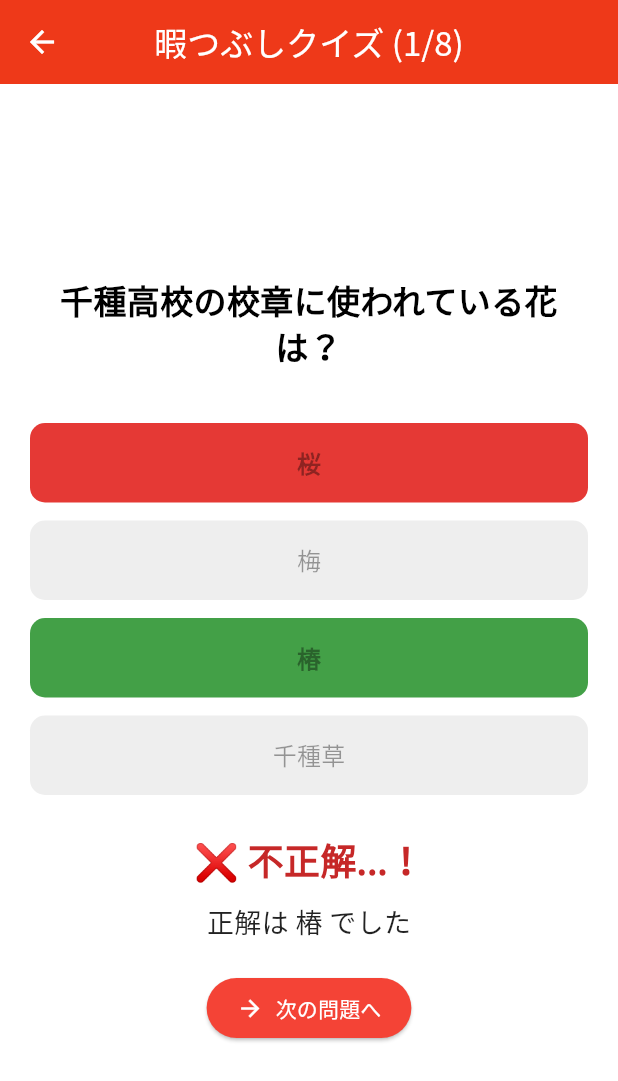
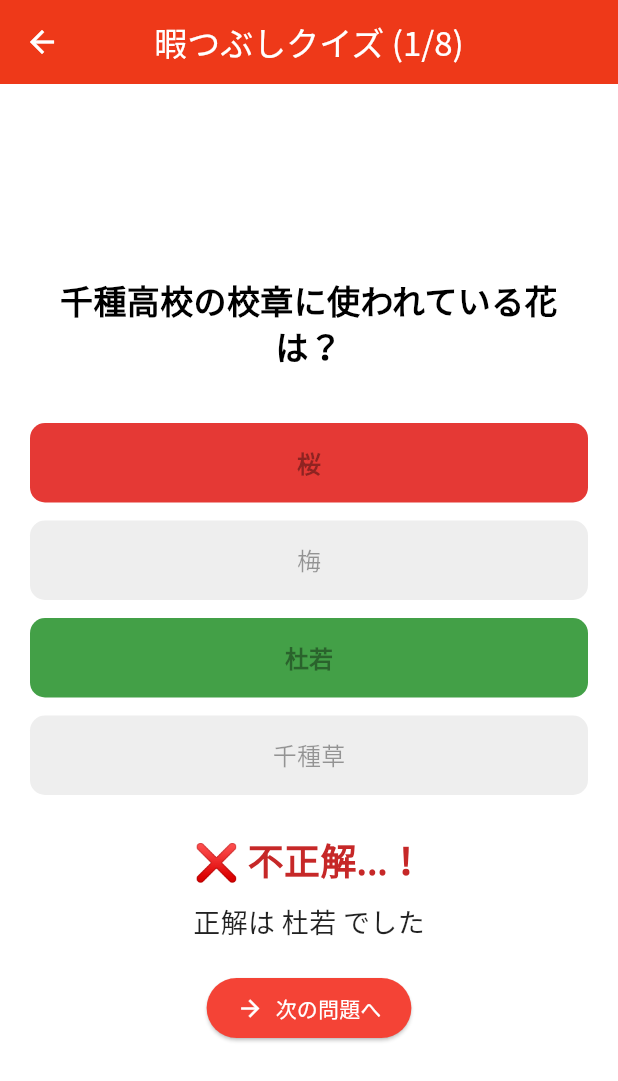
Before and after one commit to 1082108/cgsfes63-web, a Flutter app: the QuizPage screen opened by its route, after a tap on an icon or button, on a phone screen of 412 x 824 dp. Shown: the top 1081 px of the screen. Run offline on Flutter 3.47's test engine with Material 3 defaults, Android fonts, the light colour scheme and no system bars; our stand-ins replace audio_video_progress_bar, cloud_firestore, firebase_core, firebase_messaging, flutter_datetime_picker_plus, flutter_local_notifications and 5 more; missing offline and left inert: flutter_pdfview; accounts and stored records are empty.

Commit message:
Update quiz_data.dart

```diff
--- a/lib/data/quiz/quiz_data.dart
+++ b/lib/data/quiz/quiz_data.dart
@@ -1,7 +1,7 @@
 final quizList = [
   {
     'question': '千種高校の校章に使われている花は？',
-    'options': ['桜', '梅', '椿', '千種草'],
+    'options': ['桜', '梅', '杜若', '千種草'],
     'answer': 2,
   },
   {
```
